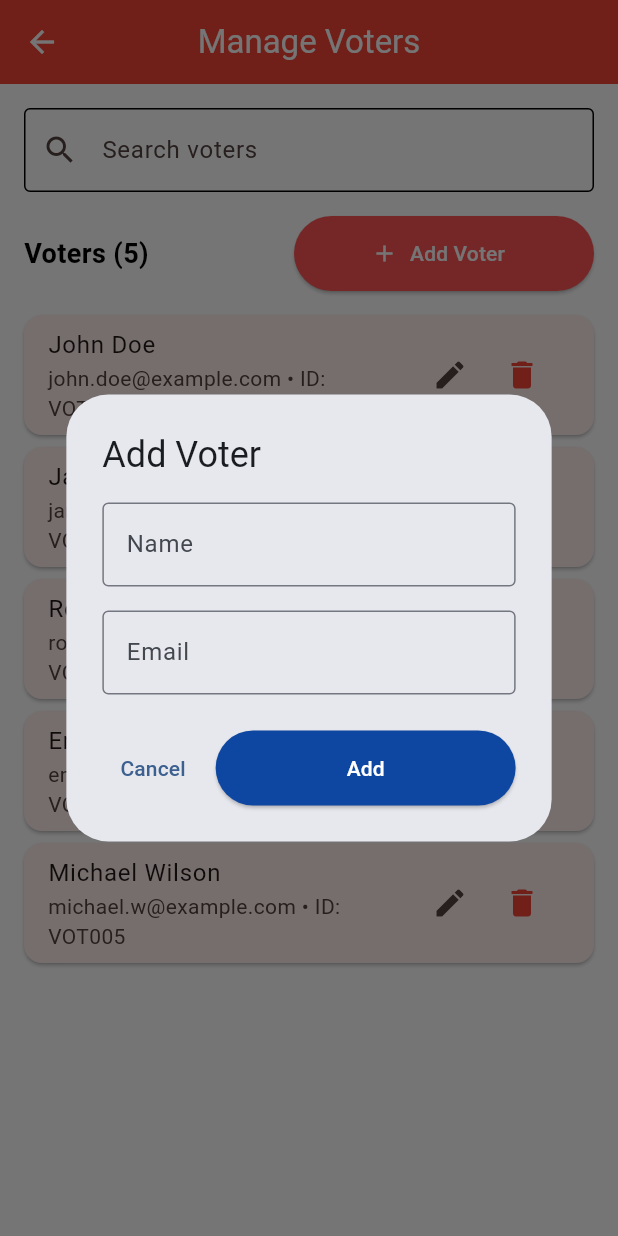
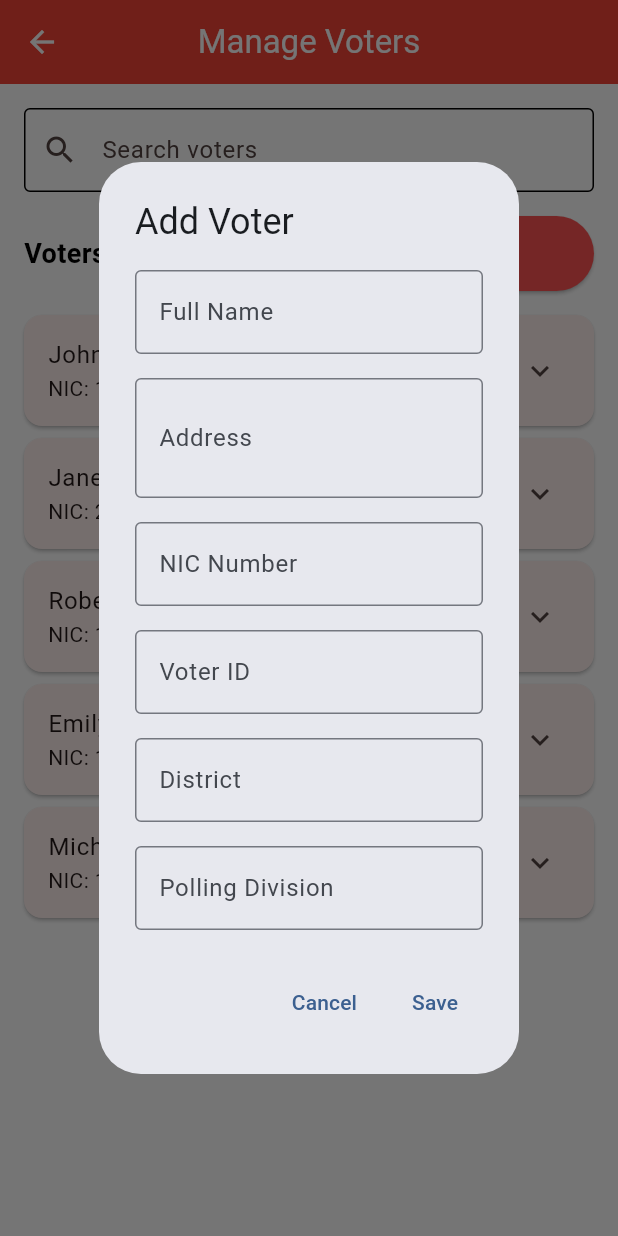
Before and after one commit to lakshannaveen/evotemobile, a Flutter app: the ManageVotersPage screen opened directly, after a tap on "Add Voter", on a phone screen of 412 x 824 dp. Run offline on Flutter 3.47's test engine with Material 3 defaults, Android fonts, the light colour scheme and no system bars; our stand-ins replace cloud_firestore, firebase_core; missing offline and left inert: bcrypt, dart_jsonwebtoken; accounts and stored records are empty.

Commit message:
Modify manage voters page to match the Sri Lankan voting system

```diff
--- a/lib/pages/manage_voters_page.dart
+++ b/lib/pages/manage_voters_page.dart
@@ -14,32 +14,52 @@ class ManageVotersPageState extends State<ManageVotersPage> {
     {
       'id': '1',
       'name': 'John Doe',
-      'email': 'john.doe@example.com',
-      'voterId': 'VOT001'
+      'address': '123 Temple Road, Colombo 03',
+      'nic': '199912345678',
+      'voterId': '20-01-12345',
+      'district': 'Colombo',
+      'pollingDivision': 'Colombo Central',
+      'voteStatus': false
     },
     {
       'id': '2',
       'name': 'Jane Smith',
-      'email': 'jane.smith@example.com',
-      'voterId': 'VOT002'
+      'address': '45 Galle Road, Dehiwala',
+      'nic': '200012345678',
+      'voterId': '20-02-12346',
+      'district': 'Colombo',
+      'pollingDivision': 'Dehiwala',
+      'voteStatus': false
     },
     {
       'id': '3',
       'name': 'Robert Johnson',
-      'email': 'robert.j@example.com',
-      'voterId': 'VOT003'
+      'address': '789 Kandy Road, Kandy',
+      'nic': '199812345678',
+      'voterId': '20-03-12347',
+      'district': 'Kandy',
+      'pollingDivision': 'Kandy Central',
+      'voteStatus': false
     },
     {
       'id': '4',
       'name': 'Emily Davis',
-      'email': 'emily.d@example.com',
-      'voterId': 'VOT004'
+      'address': '101 Gampaha Road, Gampaha',
+      'nic': '199712345678',
+      'voterId': '20-04-12348',
+      'district': 'Gampaha',
+      'pollingDivision': 'Gampaha Central',
+      'voteStatus': false
     },
     {
       'id': '5',
       'name': 'Michael Wilson',
-      'email': 'michael.w@example.com',
-      'voterId': 'VOT005'
+      'address': '202 Matara Road, Matara',
+      'nic': '199612345678',
+      'voterId': '20-05-12349',
+      'district': 'Matara',
+      'pollingDivision': 'Matara Central',
+      'voteStatus': false
     },
   ];
   List<Map<String, dynamic>> _filteredVoters = [];
@@ -58,10 +78,8 @@ class ManageVotersPageState extends State<ManageVotersPage> {
           setState(() {
             _voters.add({
               'id': '${_voters.length + 1}',
-              'name': voter['name'],
-              'email': voter['email'],
-              'voterId':
-                  'VOT${(_voters.length + 1).toString().padLeft(3, '0')}',
+              ...voter,
+              'voteStatus': false,
             });
             _filterVoters(_searchController.text);
           });
@@ -81,8 +99,7 @@ class ManageVotersPageState extends State<ManageVotersPage> {
             if (index != -1) {
               _voters[index] = {
                 ..._voters[index],
-                'name': updatedVoter['name'],
-                'email': updatedVoter['email'],
+                ...updatedVoter,
               };
               _filterVoters(_searchController.text);
             }
@@ -124,14 +141,12 @@ class ManageVotersPageState extends State<ManageVotersPage> {
         _filteredVoters = _voters;
       } else {
         _filteredVoters = _voters.where((voter) {
-          final name = voter['name'].toString().toLowerCase();
-          final email = voter['email'].toString().toLowerCase();
-          final voterId = voter['voterId'].toString().toLowerCase();
           final searchQuery = query.toLowerCase();
-
-          return name.contains(searchQuery) ||
-              email.contains(searchQuery) ||
-              voterId.contains(searchQuery);
+          return voter['name'].toString().toLowerCase().contains(searchQuery) ||
+              voter['nic'].toString().toLowerCase().contains(searchQuery) ||
+              voter['voterId'].toString().toLowerCase().contains(searchQuery) ||
+              voter['district'].toString().toLowerCase().contains(searchQuery) ||
+              voter['pollingDivision'].toString().toLowerCase().contains(searchQuery);
         }).toList();
       }
     });
@@ -190,12 +205,23 @@ class ManageVotersPageState extends State<ManageVotersPage> {
                           final voter = _filteredVoters[index];
                           return Card(
                             margin: const EdgeInsets.only(bottom: 8.0),
-                            child: ListTile(
+                            child: ExpansionTile(
                               title: Text(voter['name']),
-                              subtitle: Text(
-                                  '${voter['email']} • ID: ${voter['voterId']}'),
-                              trailing: Row(
-                                mainAxisSize: MainAxisSize.min,
+                              subtitle: Text('NIC: ${voter['nic']}'),
+                              children: [
+                                Padding(
+                                  padding: const EdgeInsets.all(16.0),
+                                  child: Column(
+                                    crossAxisAlignment: CrossAxisAlignment.start,
+                                    children: [
+                                      Text('Address: ${voter['address']}'),
+                                      Text('Voter ID: ${voter['voterId']}'),
+                                      Text('District: ${voter['district']}'),
+                                      Text('Polling Division: ${voter['pollingDivision']}'),
+                                      Text('Vote Status: ${voter['voteStatus'] ? 'Voted' : 'Not Voted'}'),
+                                      const SizedBox(height: 8),
+                                      Row(
+                                        mainAxisAlignment: MainAxisAlignment.end,
                                         children: [
                                           IconButton(
                                             icon: const Icon(Icons.edit),
@@ -208,6 +234,10 @@ class ManageVotersPageState extends State<ManageVotersPage> {
                                           ),
                                         ],
                                       ),
+                                    ],
+                                  ),
+                                ),
+                              ],
                             ),
                           );
                         },
@@ -235,31 +265,53 @@ class _VoterFormDialog extends StatefulWidget {
 }
 
 class _VoterFormDialogState extends State<_VoterFormDialog> {
+  final _formKey = GlobalKey<FormState>();
   late TextEditingController _nameController;
-  late TextEditingController _emailController;
-  final _formKey = GlobalKey<FormState>();
+  late TextEditingController _addressController;
+  late TextEditingController _nicController;
+  late TextEditingController _voterIdController;
+  late TextEditingController _districtController;
+  late TextEditingController _pollingDivisionController;
 
   @override
   void initState() {
     super.initState();
-    _nameController =
-        TextEditingController(text: widget.initialValue?['name'] ?? '');
-    _emailController =
-        TextEditingController(text: widget.initialValue?['email'] ?? '');
+    _nameController = TextEditingController(text: widget.initialValue?['name'] ?? '');
+    _addressController = TextEditingController(text: widget.initialValue?['address'] ?? '');
+    _nicController = TextEditingController(text: widget.initialValue?['nic'] ?? '');
+    _voterIdController = TextEditingController(text: widget.initialValue?['voterId'] ?? '');
+    _districtController = TextEditingController(text: widget.initialValue?['district'] ?? '');
+    _pollingDivisionController = TextEditingController(text: widget.initialValue?['pollingDivision'] ?? '');
   }
 
   @override
   void dispose() {
     _nameController.dispose();
-    _emailController.dispose();
+    _addressController.dispose();
+    _nicController.dispose();
+    _voterIdController.dispose();
+    _districtController.dispose();
+    _pollingDivisionController.dispose();
     super.dispose();
+  }
+
+  bool isValidNIC(String nic) {
+    final oldNICRegex = RegExp(r'^[0-9]{9}[vV]$');
+    final newNICRegex = RegExp(r'^[0-9]{12}$');
+    return oldNICRegex.hasMatch(nic) || newNICRegex.hasMatch(nic);
+  }
+
+  bool isValidVoterId(String voterId) {
+    final voterIdRegex = RegExp(r'^\d{2}-\d{2}-\d{5}$');
+    return voterIdRegex.hasMatch(voterId);
   }
 
   @override
   Widget build(BuildContext context) {
     return AlertDialog(
       title: Text(widget.initialValue == null ? 'Add Voter' : 'Edit Voter'),
-      content: Form(
+      content: SingleChildScrollView(
+        child: Form(
           key: _formKey,
           child: Column(
             mainAxisSize: MainAxisSize.min,
@@ -267,29 +319,90 @@ class _VoterFormDialogState extends State<_VoterFormDialog> {
               TextFormField(
                 controller: _nameController,
                 decoration: const InputDecoration(
-                labelText: 'Name',
+                  labelText: 'Full Name',
                   border: OutlineInputBorder(),
                 ),
                 validator: (value) {
                   if (value == null || value.isEmpty) {
-                  return 'Please enter a name';
+                    return 'Please enter the full name';
                   }
                   return null;
                 },
               ),
               const SizedBox(height: 16),
               TextFormField(
-              controller: _emailController,
+                controller: _addressController,
                 decoration: const InputDecoration(
-                labelText: 'Email',
+                  labelText: 'Address',
+                  border: OutlineInputBorder(),
+                ),
+                maxLines: 2,
+                validator: (value) {
+                  if (value == null || value.isEmpty) {
+                    return 'Please enter the address';
+                  }
+                  return null;
+                },
+              ),
+              const SizedBox(height: 16),
+              TextFormField(
+                controller: _nicController,
+                decoration: const InputDecoration(
+                  labelText: 'NIC Number',
                   border: OutlineInputBorder(),
                 ),
                 validator: (value) {
                   if (value == null || value.isEmpty) {
-                  return 'Please enter an email';
+                    return 'Please enter the NIC number';
                   }
-                if (!value.contains('@')) {
-                  return 'Please enter a valid email';
+                  if (!isValidNIC(value)) {
+                    return 'Invalid NIC format';
+                  }
+                  return null;
+                },
+              ),
+              const SizedBox(height: 16),
+              TextFormField(
+                controller: _voterIdController,
+                decoration: const InputDecoration(
+                  labelText: 'Voter ID',
+                  border: OutlineInputBorder(),
+                  hintText: '20-01-12345',
+                ),
+                validator: (value) {
+                  if (value == null || value.isEmpty) {
+                    return 'Please enter the voter ID';
+                  }
+                  if (!isValidVoterId(value)) {
+                    return 'Invalid voter ID format (YY-DD-NNNNN)';
+                  }
+                  return null;
+                },
+              ),
+              const SizedBox(height: 16),
+              TextFormField(
+                controller: _districtController,
+                decoration: const InputDecoration(
+                  labelText: 'District',
+                  border: OutlineInputBorder(),
+                ),
+                validator: (value) {
+                  if (value == null || value.isEmpty) {
+                    return 'Please enter the district';
+                  }
+                  return null;
+                },
+              ),
+              const SizedBox(height: 16),
+              TextFormField(
+                controller: _pollingDivisionController,
+                decoration: const InputDecoration(
+                  labelText: 'Polling Division',
+                  border: OutlineInputBorder(),
+                ),
+                validator: (value) {
+                  if (value == null || value.isEmpty) {
+                    return 'Please enter the polling division';
                   }
                   return null;
                 },
@@ -297,22 +410,27 @@ class _VoterFormDialogState extends State<_VoterFormDialog> {
             ],
           ),
         ),
+      ),
       actions: [
         TextButton(
           onPressed: () => Navigator.of(context).pop(),
           child: const Text('Cancel'),
         ),
-        ElevatedButton(
+        TextButton(
           onPressed: () {
             if (_formKey.currentState!.validate()) {
               widget.onSubmit({
                 'name': _nameController.text,
-                'email': _emailController.text,
+                'address': _addressController.text,
+                'nic': _nicController.text,
+                'voterId': _voterIdController.text,
+                'district': _districtController.text,
+                'pollingDivision': _pollingDivisionController.text,
               });
               Navigator.of(context).pop();
             }
           },
-          child: Text(widget.initialValue == null ? 'Add' : 'Save'),
+          child: const Text('Save'),
         ),
       ],
     );
```
Lines whose indentation alone changed are shown as unchanged.
